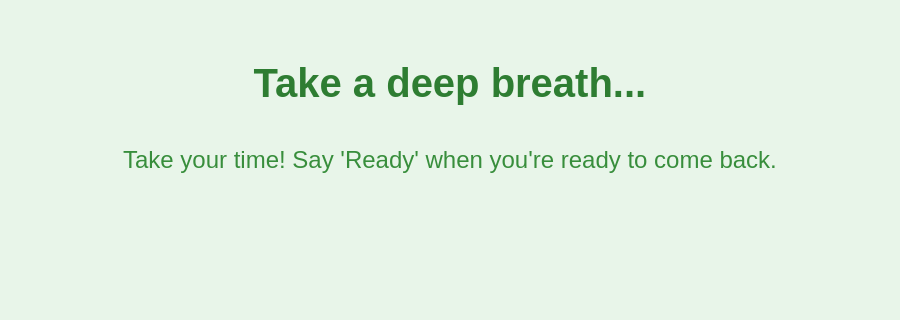
Above: ui/breakUI.ui from zenBandara/akshi-robot-main before the change; both pictures show x 0 to 900 and y 167 to 487 of the 900 by 700 pixel window. Below: the same form after it.
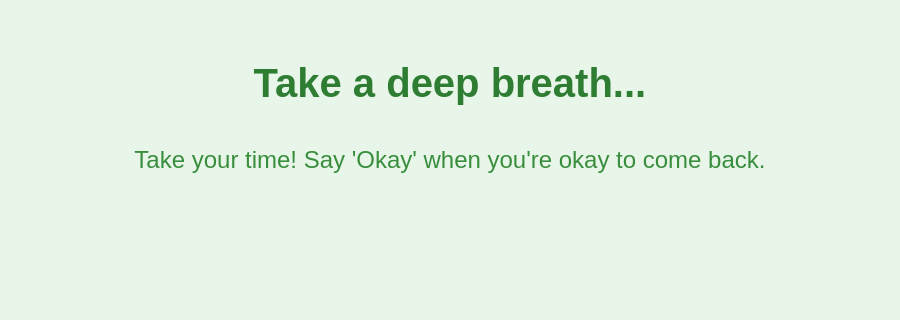
That is the form after the change.

The edit to the form file:
```diff
--- a/ui/breakUI.ui
+++ b/ui/breakUI.ui
@@ -31,7 +31,7 @@
    </item>
    <item>
     <widget class="QLabel" name="info_label">
-     <property name="text"><string>Take your time! Say 'Ready' when you're ready to come back.</string></property>
+     <property name="text"><string>Take your time! Say 'Okay' when you're okay to come back.</string></property>
      <property name="alignment"><set>Qt::AlignCenter</set></property>
      <property name="styleSheet"><string>font-size: 24px; color: #388E3C; background: transparent;</string></property>
     </widget>
```
